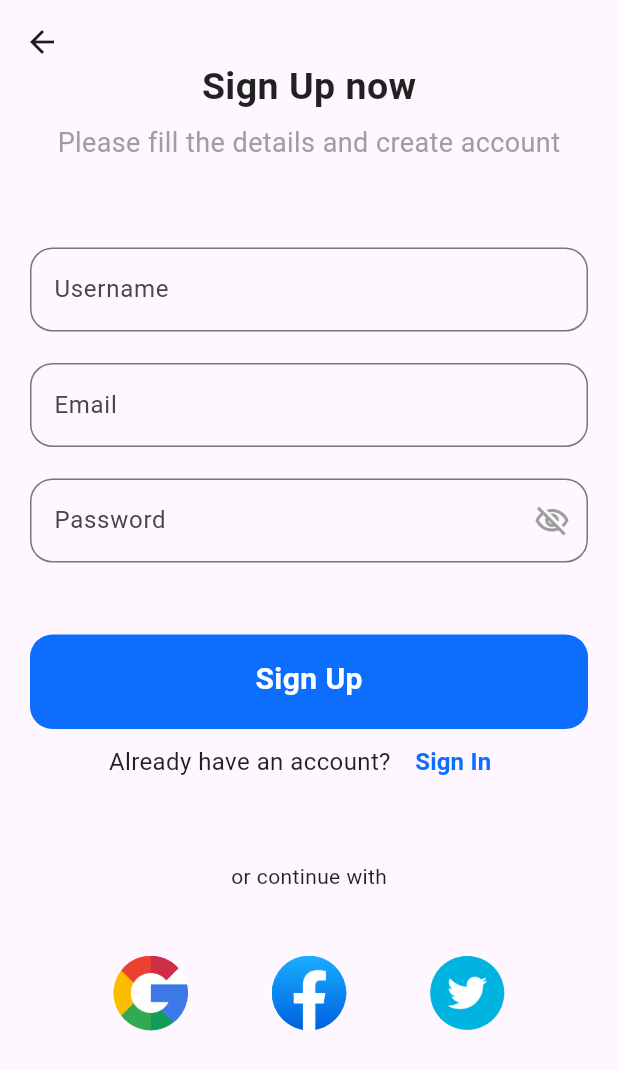
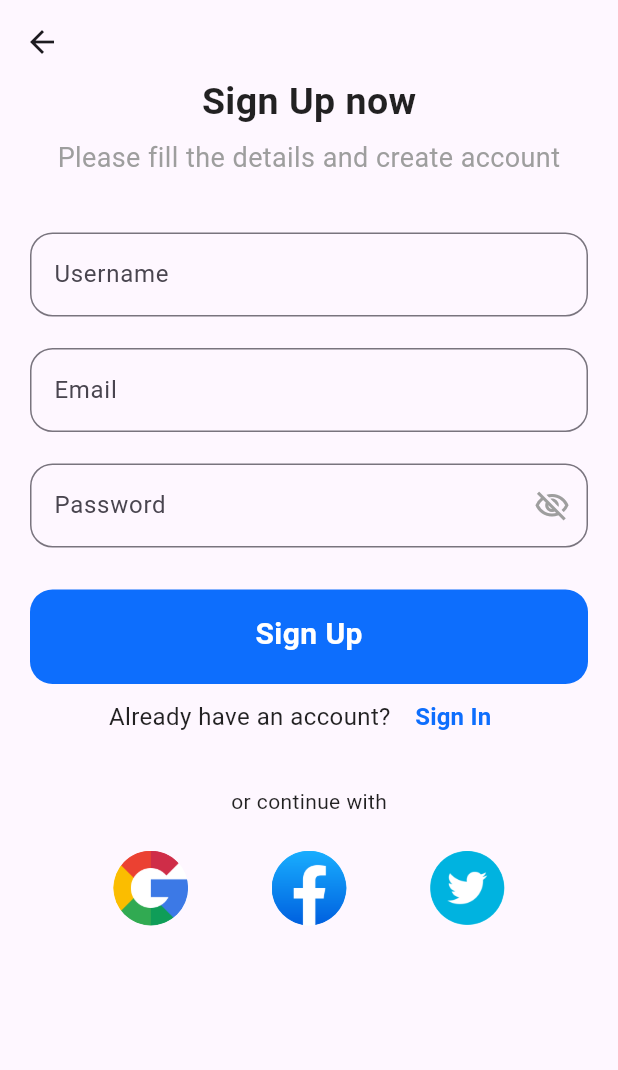
Before and after one commit to H-R-S/GuideWay, a Flutter app: the SignUpScreen screen opened by its route, on a phone screen of 412 x 824 dp. Shown: the top 1070 px of the screen. Run offline on Flutter 3.47's test engine with Material 2 defaults, Android fonts, the phone set to English and light mode, and no system bars; our stand-ins replace camera, google_fonts, permission_handler, shared_preferences; accounts and stored records are empty.

Commit message:
Screen UI Updated | SignUp Screen

```diff
--- a/lib/view/screens/signup/sign_up_screen.dart
+++ b/lib/view/screens/signup/sign_up_screen.dart
@@ -27,7 +27,7 @@ class SignUpScreen extends StatelessWidget {
                 })),
             body: SingleChildScrollView(
                 child: Padding(
-                    padding: const EdgeInsets.all(20).copyWith(top: 40),
+                    padding: const EdgeInsets.all(20).copyWith(top: 50),
                     child: Column(
                         mainAxisAlignment: MainAxisAlignment.center,
                         children: [
@@ -35,7 +35,7 @@ class SignUpScreen extends StatelessWidget {
                               title: "Sign Up now",
                               subTitle:
                                   "Please fill the details and create account"),
-                          const SizedBox(height: 40),
+                          const SizedBox(height: 20),
                           MyTextField(
                               controller: usernameController, hint: "Username"),
                           MyTextField(
@@ -45,7 +45,7 @@ class SignUpScreen extends StatelessWidget {
                               isVisible: true,
                               controller: passwordController,
                               hint: "Password"),
-                          const SizedBox(height: 40),
+                          const SizedBox(height: 20),
                           MyElevatedButton(
                               title: "Sign Up",
                               onTap: () {
@@ -53,9 +53,9 @@ class SignUpScreen extends StatelessWidget {
                                     context, RoutesName.country);
                               }),
                           const SignInButton(),
-                          const SizedBox(height: 40),
+                          const SizedBox(height: 20),
                           const Text("or continue with"),
-                          const SizedBox(height: 40),
+                          const SizedBox(height: 20),
                           Row(
                               mainAxisAlignment: MainAxisAlignment.spaceEvenly,
                               children: [
```
